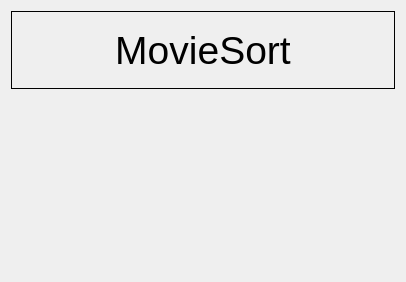
teogramm/moviesort, file gui/forms/mainmenu.ui: the form before one commit.
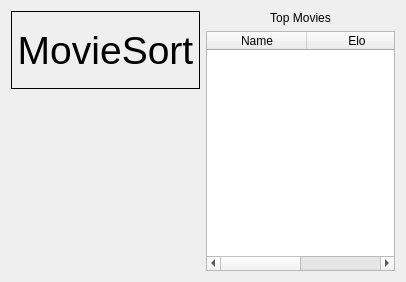
The form after the commit.

Commit message: Add leaderboard to main menu

```diff
--- a/gui/forms/mainmenu.ui
+++ b/gui/forms/mainmenu.ui
@@ -13,8 +13,8 @@
   <property name="windowTitle">
    <string>Form</string>
   </property>
-  <layout class="QGridLayout" name="gridLayout">
-   <item row="0" column="0">
+  <layout class="QHBoxLayout" name="horizontalLayout_2" stretch="5,5">
+   <item>
     <layout class="QVBoxLayout" name="verticalLayout" stretch="3,7">
      <property name="sizeConstraint">
       <enum>QLayout::SetDefaultConstraint</enum>
@@ -69,6 +69,34 @@
      </item>
     </layout>
    </item>
+   <item>
+    <layout class="QVBoxLayout" name="verticalLayout_2">
+     <item>
+      <widget class="QLabel" name="label">
+       <property name="text">
+        <string>Top Movies</string>
+       </property>
+       <property name="alignment">
+        <set>Qt::AlignCenter</set>
+       </property>
+      </widget>
+     </item>
+     <item>
+      <widget class="QTableWidget" name="leaderboard">
+       <column>
+        <property name="text">
+         <string>Name</string>
+        </property>
+       </column>
+       <column>
+        <property name="text">
+         <string>Elo</string>
+        </property>
+       </column>
+      </widget>
+     </item>
+    </layout>
+   </item>
   </layout>
  </widget>
  <resources/>
```
The commit also changes 4 other files.
